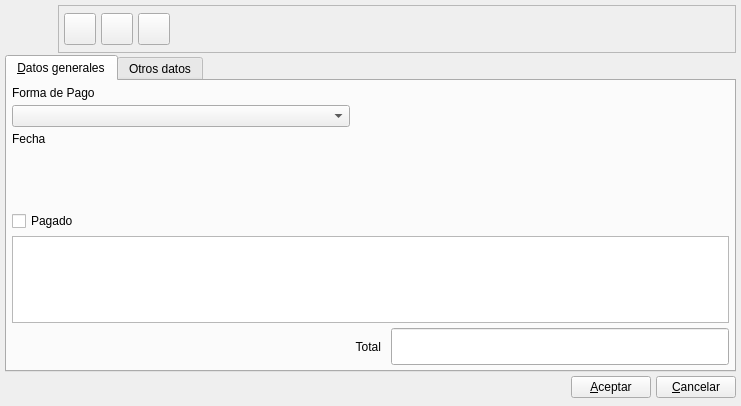
Old version of the form bulmages/bulmafact/plugins/pluginbf_recibo/recibobase.ui in the repository eboladev/Bulmages-1.
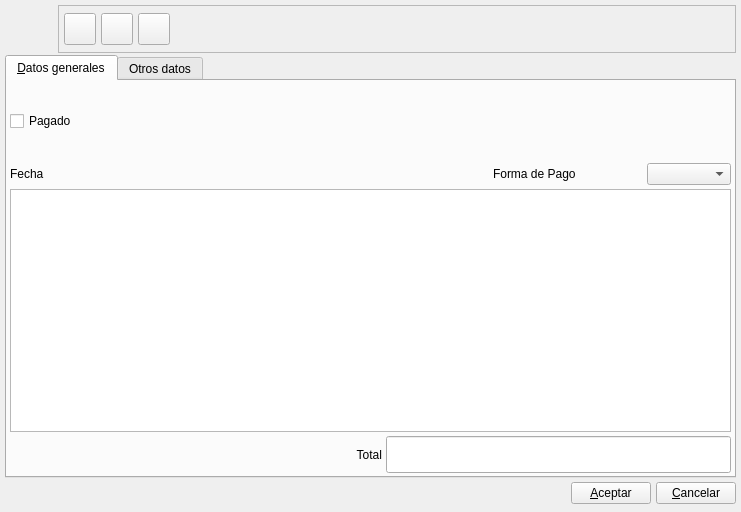
New version of the form. Icons and pictures are not drawn. Custom widgets are drawn as their Qt base class.

```diff
--- a/bulmages/bulmafact/plugins/pluginbf_recibo/recibobase.ui
+++ b/bulmages/bulmafact/plugins/pluginbf_recibo/recibobase.ui
@@ -1,13 +1,13 @@
 <ui version="4.0" >
  <author>Alvaro de Miguel</author>
  <class>ReciboBase</class>
- <widget class="QWidget" name="ReciboBase" >
-  <property name="geometry" >
+ <widget class="QWidget" name="ReciboBase">
+  <property name="geometry">
    <rect>
     <x>0</x>
     <y>0</y>
     <width>741</width>
-    <height>406</height>
+    <height>512</height>
    </rect>
   </property>
   <property name="minimumSize" >
@@ -225,133 +225,139 @@
       <attribute name="title" >
        <string>&amp;Datos generales</string>
       </attribute>
-      <layout class="QGridLayout" name="_2" >
-       <property name="margin" >
-        <number>5</number>
-       </property>
-       <property name="spacing" >
-        <number>5</number>
-       </property>
-       <item row="11" column="0" >
-        <spacer>
-         <property name="orientation" >
-          <enum>Qt::Horizontal</enum>
-         </property>
-         <property name="sizeHint" stdset="0" >
-          <size>
-           <width>40</width>
-           <height>20</height>
-          </size>
-         </property>
-        </spacer>
-       </item>
-       <item row="10" column="0" colspan="4" >
-        <widget class="BfSubForm" name="mui_list" />
-       </item>
-       <item row="1" column="0" >
-        <widget class="QLabel" name="label_2" >
-         <property name="sizePolicy" >
-          <sizepolicy vsizetype="Fixed" hsizetype="Fixed" >
-           <horstretch>0</horstretch>
-           <verstretch>0</verstretch>
-          </sizepolicy>
-         </property>
-         <property name="minimumSize" >
-          <size>
-           <width>150</width>
-           <height>0</height>
-          </size>
-         </property>
-         <property name="text" >
-          <string>Forma de Pago</string>
-         </property>
-        </widget>
-       </item>
-       <item row="11" column="3" >
-        <widget class="QLineEdit" name="m_cantrecibo" >
-         <property name="font" >
-          <font>
-           <pointsize>19</pointsize>
-           <weight>75</weight>
-           <bold>true</bold>
-          </font>
-         </property>
-         <property name="maxLength" >
-          <number>200</number>
-         </property>
-         <property name="alignment" >
-          <set>Qt::AlignRight|Qt::AlignTrailing|Qt::AlignVCenter</set>
-         </property>
-        </widget>
-       </item>
-       <item row="11" column="1" >
-        <widget class="QLabel" name="textLabel2_5" >
-         <property name="text" >
-          <string>Total</string>
-         </property>
-         <property name="alignment" >
-          <set>Qt::AlignRight|Qt::AlignTrailing|Qt::AlignVCenter</set>
-         </property>
-         <property name="buddy" >
-          <cstring>m_cantrecibo</cstring>
-         </property>
-        </widget>
-       </item>
-       <item row="6" column="0" >
-        <widget class="QLabel" name="label_3" >
-         <property name="text" >
-          <string>Fecha</string>
-         </property>
-        </widget>
-       </item>
-       <item row="7" column="0" >
-        <widget class="BlDateSearch" native="1" name="mui_fecharecibo" >
-         <property name="sizePolicy" >
-          <sizepolicy vsizetype="Fixed" hsizetype="Fixed" >
-           <horstretch>0</horstretch>
-           <verstretch>0</verstretch>
-          </sizepolicy>
-         </property>
-         <property name="minimumSize" >
-          <size>
-           <width>150</width>
-           <height>0</height>
-          </size>
-         </property>
-         <property name="maximumSize" >
-          <size>
-           <width>50</width>
-           <height>50</height>
-          </size>
-         </property>
-        </widget>
-       </item>
-       <item row="2" column="0" >
-        <widget class="BfBuscarFormaPago" name="mui_idforma_pago" />
-       </item>
-       <item row="8" column="0" >
-        <widget class="BlSearchWidget" native="1" name="mui_idcliente" >
-         <property name="sizePolicy" >
-          <sizepolicy vsizetype="Preferred" hsizetype="Expanding" >
-           <horstretch>0</horstretch>
-           <verstretch>0</verstretch>
-          </sizepolicy>
-         </property>
-         <property name="minimumSize" >
-          <size>
-           <width>150</width>
-           <height>50</height>
-          </size>
-         </property>
-        </widget>
-       </item>
-       <item row="9" column="0" >
-        <widget class="QCheckBox" name="mui_pagadorecibo" >
-         <property name="text" >
+      <layout class="QGridLayout" name="gridLayout">
+       <item row="0" column="0">
+        <widget class="QCheckBox" name="mui_pagadorecibo">
+         <property name="text">
           <string>Pagado</string>
          </property>
         </widget>
        </item>
+       <item row="0" column="1" colspan="2">
+        <widget class="BlSearchWidget" name="mui_idcliente" native="true">
+         <property name="sizePolicy">
+          <sizepolicy hsizetype="Expanding" vsizetype="Preferred">
+           <horstretch>0</horstretch>
+           <verstretch>0</verstretch>
+          </sizepolicy>
+         </property>
+         <property name="minimumSize">
+          <size>
+           <width>150</width>
+           <height>75</height>
+          </size>
+         </property>
+        </widget>
+       </item>
+       <item row="1" column="0" colspan="2">
+        <layout class="QHBoxLayout" name="horizontalLayout">
+         <item>
+          <widget class="QLabel" name="label_3">
+           <property name="text">
+            <string>Fecha</string>
+           </property>
+          </widget>
+         </item>
+         <item>
+          <widget class="BlDateSearch" name="mui_fecharecibo" native="true">
+           <property name="sizePolicy">
+            <sizepolicy hsizetype="Fixed" vsizetype="Fixed">
+             <horstretch>0</horstretch>
+             <verstretch>0</verstretch>
+            </sizepolicy>
+           </property>
+           <property name="minimumSize">
+            <size>
+             <width>150</width>
+             <height>0</height>
+            </size>
+           </property>
+           <property name="maximumSize">
+            <size>
+             <width>50</width>
+             <height>50</height>
+            </size>
+           </property>
+          </widget>
+         </item>
+        </layout>
+       </item>
+       <item row="1" column="2">
+        <layout class="QHBoxLayout" name="horizontalLayout_3">
+         <item>
+          <widget class="QLabel" name="label_2">
+           <property name="sizePolicy">
+            <sizepolicy hsizetype="Fixed" vsizetype="Fixed">
+             <horstretch>0</horstretch>
+             <verstretch>0</verstretch>
+            </sizepolicy>
+           </property>
+           <property name="minimumSize">
+            <size>
+             <width>150</width>
+             <height>0</height>
+            </size>
+           </property>
+           <property name="text">
+            <string>Forma de Pago</string>
+           </property>
+          </widget>
+         </item>
+         <item>
+          <widget class="BfBuscarFormaPago" name="mui_idforma_pago"/>
+         </item>
+        </layout>
+       </item>
+       <item row="2" column="0" colspan="3">
+        <widget class="BfSubForm" name="mui_list"/>
+       </item>
+       <item row="3" column="0" colspan="3">
+        <layout class="QHBoxLayout" name="horizontalLayout_2">
+         <item>
+          <spacer>
+           <property name="orientation">
+            <enum>Qt::Horizontal</enum>
+           </property>
+           <property name="sizeHint" stdset="0">
+            <size>
+             <width>40</width>
+             <height>20</height>
+            </size>
+           </property>
+          </spacer>
+         </item>
+         <item>
+          <widget class="QLabel" name="textLabel2_5">
+           <property name="text">
+            <string>Total</string>
+           </property>
+           <property name="alignment">
+            <set>Qt::AlignRight|Qt::AlignTrailing|Qt::AlignVCenter</set>
+           </property>
+           <property name="buddy">
+            <cstring>m_cantrecibo</cstring>
+           </property>
+          </widget>
+         </item>
+         <item>
+          <widget class="QLineEdit" name="m_cantrecibo">
+           <property name="font">
+            <font>
+             <pointsize>19</pointsize>
+             <weight>75</weight>
+             <bold>true</bold>
+            </font>
+           </property>
+           <property name="maxLength">
+            <number>200</number>
+           </property>
+           <property name="alignment">
+            <set>Qt::AlignRight|Qt::AlignTrailing|Qt::AlignVCenter</set>
+           </property>
+          </widget>
+         </item>
+        </layout>
+       </item>
       </layout>
      </widget>
      <widget class="QWidget" name="tabOtros" >
@@ -444,7 +450,7 @@
    </item>
   </layout>
  </widget>
- <layoutdefault spacing="4" margin="3" />
+ <layoutdefault spacing="4" margin="3"/>
  <customwidgets>
   <customwidget>
    <class>BlSearchWidget</class>
```
Left out of the diff: 185 changed lines with no effect on the pictures.
